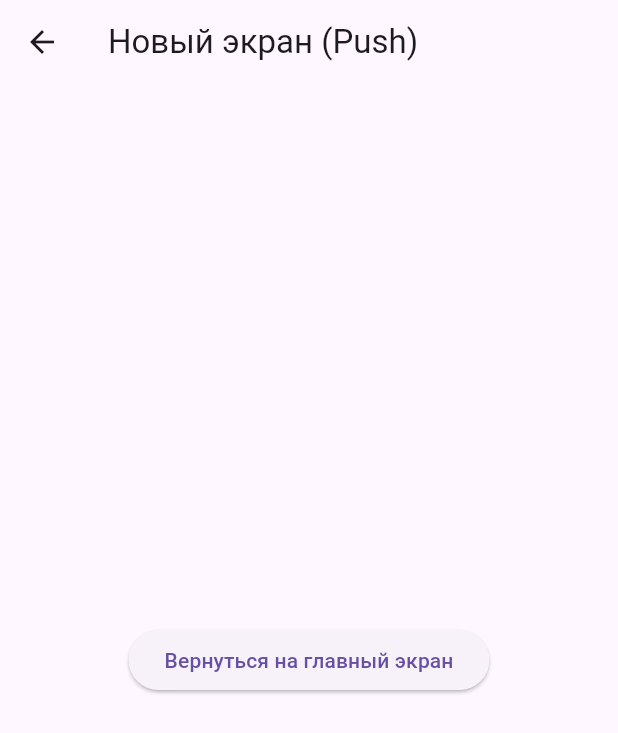
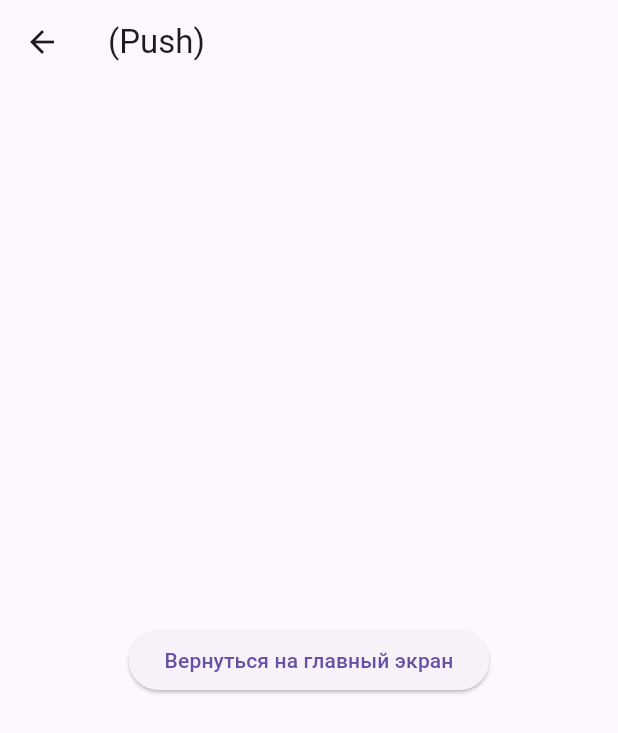
Before and after one commit to Abitaeva/naz4crc3zadanie, a Flutter app: the PushScreen screen opened directly, on a phone screen of 412 x 824 dp. Shown: the top 733 px of the screen. Run offline on Flutter 3.47's test engine with Material 3 defaults, Android fonts, the phone set to English and light mode, and no system bars.

Commit message:
Update push_screen.dart

```diff
--- a/lib/push_screen.dart
+++ b/lib/push_screen.dart
@@ -5,7 +5,7 @@ class PushScreen extends StatelessWidget {
   Widget build(BuildContext context) {
     return Scaffold(
       appBar: AppBar(
-        title: Text('Новый экран (Push)'),
+        title: Text('(Push)'),
       ),
       body: Center(
         child: ElevatedButton(
```
